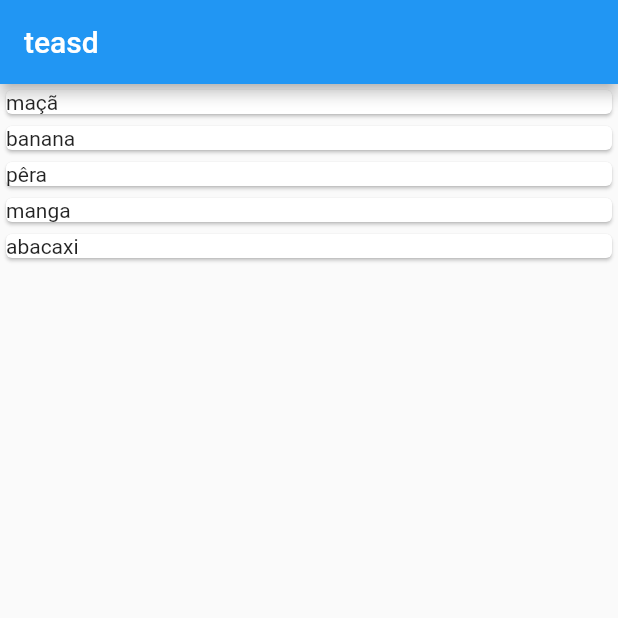
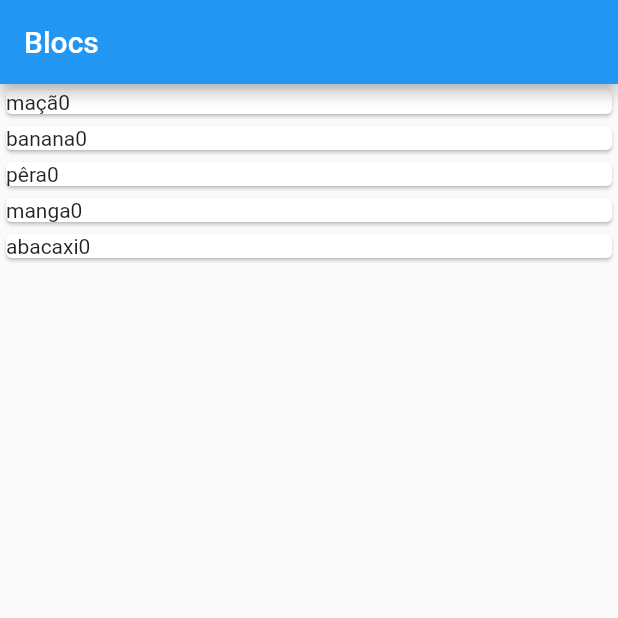
Before and after one commit to jacielmelnik/framework, a Flutter app: the screen it shows after launch, on a phone screen of 412 x 824 dp, the top half of it. Run offline on Flutter 3.47's test engine with Material 2 defaults, Android fonts, the light colour scheme and no system bars; our stand-ins replace flutter_bloc.

Commit message:
Added blocs and incrementing ItemStore counter when tapping a cell

```diff
--- a/lib/main.dart
+++ b/lib/main.dart
@@ -1,4 +1,6 @@
 import 'package:flutter/material.dart';
+import 'package:flutter_bloc/flutter_bloc.dart';
+import 'package:framework/store/blocs/store_item_map_bloc.dart';
 import 'package:framework/store/store_view.dart';
 
 void main() {
@@ -16,7 +18,10 @@ class MyApp extends StatelessWidget {
       theme: ThemeData(
         primarySwatch: Colors.blue,
       ),
-      home: const StoreView(),
+      home: BlocProvider(
+        create: (_) => StoreItemMapBloc(),
+        child: const StoreView(),
+      ),
     );
   }
 }
--- /dev/null
+++ b/lib/store/blocs/store_events.dart
@@ -0,0 +1,21 @@
+class StoreEvents {
+  const StoreEvents();
+}
+
+class ListInitialized extends StoreEvents {
+  const ListInitialized({required this.map});
+
+  final Map<String, int> map;
+}
+
+class ItemCounterIncrement extends StoreEvents {
+  const ItemCounterIncrement({required this.itemName});
+
+  final String itemName;
+}
+
+class ItemCounterDecrement extends StoreEvents {
+  const ItemCounterDecrement({required this.itemName});
+
+  final String itemName;
+}
--- /dev/null
+++ b/lib/store/blocs/store_item_map_bloc.dart
@@ -0,0 +1,31 @@
+import 'package:flutter_bloc/flutter_bloc.dart';
+import 'package:framework/store/blocs/store_events.dart';
+import 'package:framework/store/blocs/store_item_map_state.dart';
+
+class StoreItemMapBloc extends Bloc<StoreEvents, StoreItemMapState> {
+  StoreItemMapBloc() : super(const StoreItemMapState()) {
+    on<ListInitialized>(_onInitialized);
+    on<ItemCounterIncrement>(_onItemCounterIncrement);
+    on<ItemCounterDecrement>(_onItemCounterDecrement);
+  }
+
+  void _onInitialized(ListInitialized event, Emitter<StoreItemMapState> emit) {
+    emit(state.copyWith(map: event.map));
+  }
+
+  void _onItemCounterIncrement(
+      ItemCounterIncrement event, Emitter<StoreItemMapState> emit) {
+    final Map<String, int> _map = state.map!;
+    final int _currentCounterValue = _map[event.itemName]!;
+    _map[event.itemName] = _currentCounterValue + 1;
+    emit(state.copyWith(map: _map));
+  }
+
+  void _onItemCounterDecrement(
+      ItemCounterDecrement event, Emitter<StoreItemMapState> emit) {
+    final Map<String, int> _map = state.map!;
+    final int _currentCounterValue = _map[event.itemName]!;
+    _map[event.itemName] = _currentCounterValue - 1;
+    emit(state.copyWith(map: _map));
+  }
+}
--- /dev/null
+++ b/lib/store/blocs/store_item_map_state.dart
@@ -0,0 +1,12 @@
+class StoreItemMapState {
+  const StoreItemMapState({
+    this.map,
+  });
+
+  final Map<String, int>? map;
+
+  StoreItemMapState copyWith({Map<String, int>? map}) {
+    StoreItemMapState _state = StoreItemMapState(map: map ?? this.map);
+    return _state;
+  }
+}
--- a/lib/store/store_item_model.dart
+++ b/lib/store/store_item_model.dart
@@ -1,6 +1,5 @@
 class StoreItem {
   final String name;
-  final String description;
 
-  StoreItem({required this.name, required this.description});
+  StoreItem({required this.name});
 }
--- a/lib/store/store_service.dart
+++ b/lib/store/store_service.dart
@@ -4,11 +4,11 @@ class StoreService {
   ///Returns the store items list
   static List<StoreItem> fetchStoreItemsList() {
     List<StoreItem> storeItemsList = [
-      StoreItem(name: 'maçã', description: 'item 1 description'),
-      StoreItem(name: 'banana', description: 'item 2 description'),
-      StoreItem(name: 'pêra', description: 'item 3 description'),
-      StoreItem(name: 'manga', description: 'item 4 description'),
-      StoreItem(name: 'abacaxi', description: 'item 5 description'),
+      StoreItem(name: 'maçã'),
+      StoreItem(name: 'banana'),
+      StoreItem(name: 'pêra'),
+      StoreItem(name: 'manga'),
+      StoreItem(name: 'abacaxi'),
     ];
 
     return storeItemsList;
--- a/lib/store/store_view.dart
+++ b/lib/store/store_view.dart
@@ -1,6 +1,10 @@
 import 'package:flutter/material.dart';
+import 'package:flutter_bloc/flutter_bloc.dart';
+import 'package:framework/store/blocs/store_events.dart';
+import 'package:framework/store/blocs/store_item_map_bloc.dart';
+import 'package:framework/store/blocs/store_item_map_state.dart';
 import 'package:framework/store/store_item_model.dart';
-import 'package:framework/store/store_service.dart';
+import 'package:framework/store/store_view_model.dart';
 
 class StoreView extends StatefulWidget {
   const StoreView({Key? key}) : super(key: key);
@@ -10,28 +14,52 @@ class StoreView extends StatefulWidget {
 }
 
 class _StoreViewState extends State<StoreView> {
-  late final List<StoreItem> _storeItemsList;
-
   @override
   void initState() {
     super.initState();
-    _storeItemsList = StoreService.fetchStoreItemsList();
+
+    final Map<String, int> _cleanMap = StoreViewModel.resetStoreItemMap();
+    context.read<StoreItemMapBloc>().add(ListInitialized(map: _cleanMap));
   }
 
   @override
   Widget build(BuildContext context) {
     return Scaffold(
-      appBar: AppBar(
-        title: const Text('teasd'),
-      ),
-      body: ListView.builder(
-        itemCount: _storeItemsList.length,
-        itemBuilder: (_, index) {
-          return Card(
-            child: Text(_storeItemsList[index].name),
-          );
-        },
-      ),
-    );
+        appBar: AppBar(
+          title: const Text('Blocs'),
+        ),
+        body: BlocConsumer<StoreItemMapBloc, StoreItemMapState>(
+          listener: (context, state) {
+            setState(() {});
+          },
+          builder: (blocContext, state) {
+            if (state.map == null) {
+              return const SizedBox.shrink();
+            }
+            return ListView.builder(
+              itemCount: state.map?.length,
+              itemBuilder: (context, index) {
+                StoreItem _storeItem = StoreViewModel.storeItemFromIndex(index);
+                int _storeItemCount = state.map![_storeItem.name]!;
+
+                return GestureDetector(
+                  onTap: () {
+                    blocContext
+                        .read<StoreItemMapBloc>()
+                        .add(ItemCounterIncrement(itemName: _storeItem.name));
+                  },
+                  child: Card(
+                    child: Row(
+                      children: [
+                        Text(_storeItem.name),
+                        Text('$_storeItemCount'),
+                      ],
+                    ),
+                  ),
+                );
+              },
+            );
+          },
+        ));
   }
 }
--- a/lib/store/store_view_model.dart
+++ b/lib/store/store_view_model.dart
@@ -2,10 +2,19 @@ import 'package:framework/store/store_item_model.dart';
 import 'package:framework/store/store_service.dart';
 
 class StoreViewModel {
-  late final List<StoreItem> _storeItemsList;
+  static StoreItem storeItemFromIndex(int index) {
+    final List<StoreItem> _listItems = StoreService.fetchStoreItemsList();
+    return _listItems[index];
+  }
 
-  ///Fetch store items list from service
-  fetchStoreItemsList() {
-    _storeItemsList = StoreService.fetchStoreItemsList();
+  static Map<String, int> resetStoreItemMap() {
+    final List<StoreItem> _listItems = StoreService.fetchStoreItemsList();
+    final Map<String, int> _map = {};
+
+    for (final StoreItem item in _listItems) {
+      _map[item.name] = 0;
+    }
+
+    return _map;
   }
 }
--- a/pubspec.yaml
+++ b/pubspec.yaml
@@ -34,6 +34,8 @@ dependencies:
   # The following adds the Cupertino Icons font to your application.
   # Use with the CupertinoIcons class for iOS style icons.
   cupertino_icons: ^1.0.2
+
+  flutter_bloc: ^8.0.1
 
 dev_dependencies:
   flutter_test:
```
Also changed, not shown: pubspec.lock.
